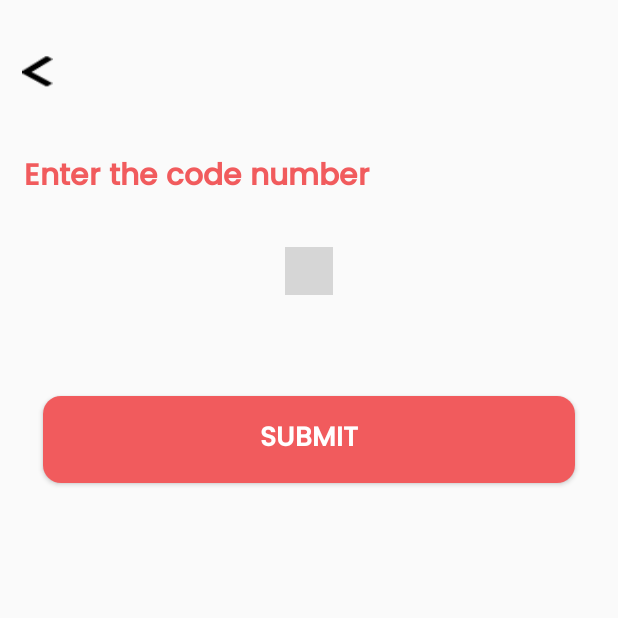
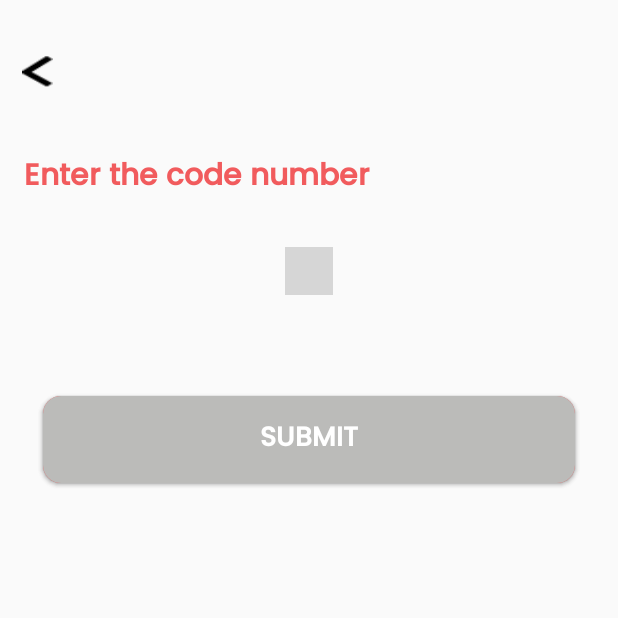
Before and after one commit to mahfuj-ahmed-jim/Khaben_Naki, an Android app: the PinCodeActivity screen opened directly, with no data from a screen before it, on a phone screen of 412 x 824 dp, the top half of it. Run offline under Robolectric (Android 15) with nearby library versions, the phone set to English and light mode, and no system bars; our stand-ins replace Firebase (no records; nobody signed in at launch, a user with empty details on screens opened directly); libraries missing offline, so code that uses them is left out: com.chaos.view; plain views replace PinView; 5 statements that could not run were skipped; grey boxes are pictures that could not be loaded.

Commit message:
Otp complete

```diff
--- a/Android/app/src/main/java/com/example/khabennaki/Design/PinCodeActivity.java
+++ b/Android/app/src/main/java/com/example/khabennaki/Design/PinCodeActivity.java
@@ -1,27 +1,44 @@
 package com.example.khabennaki.Design;
 
+import androidx.annotation.NonNull;
 import androidx.appcompat.app.AppCompatActivity;
 import androidx.appcompat.app.AppCompatDelegate;
 
 import android.content.Context;
+import android.content.Intent;
 import android.os.Build;
 import android.os.Bundle;
+import android.text.Editable;
+import android.text.TextWatcher;
 import android.view.View;
 import android.view.Window;
 import android.view.WindowManager;
 import android.view.inputmethod.InputMethodManager;
 import android.widget.Button;
+import android.widget.Toast;
 
 import com.chaos.view.PinView;
 import com.example.khabennaki.R;
+import com.google.android.gms.tasks.OnFailureListener;
+import com.google.android.gms.tasks.OnSuccessListener;
+import com.google.firebase.auth.AuthResult;
+import com.google.firebase.auth.FirebaseAuth;
+import com.google.firebase.auth.PhoneAuthCredential;
+import com.google.firebase.auth.PhoneAuthProvider;
 
 public class PinCodeActivity extends AppCompatActivity {
 
     // buttons
-    private Button back_button;
+    private Button back_button,submit_button,shade_button;
 
     //pin view
     private PinView pinView;
+
+    // firebase
+    private PhoneAuthProvider.ForceResendingToken forceResendingToken; // resend otp when fail
+    private FirebaseAuth firebaseAuth;
+    private String verifyCode; // will hold otp to verify
+    private String phoneNumber;
 
     @Override
     protected void onCreate(Bundle savedInstanceState) {
@@ -42,12 +59,25 @@ public class PinCodeActivity extends AppCompatActivity {
         }catch (Exception e){
         }
 
+        // get values from intent
+        verifyCode = getIntent().getExtras().getString("Verify Code");
+        phoneNumber = getIntent().getExtras().getString("Phone Number");
+
+        // get token for resend code
+        BuyerSignInActivity buyerSignInActivity = new BuyerSignInActivity();
+        forceResendingToken = buyerSignInActivity.getForceResendingToken();
+
         // for buttons
         back_button = findViewById(R.id.back_button_id);
+        submit_button = findViewById(R.id.submit_button_id);
+        shade_button = findViewById(R.id.shade_button_id);
         // pin view
         pinView = findViewById(R.id.pinview_id);
 
+        firebaseAuth = FirebaseAuth.getInstance(); // initialize firebase
+
         pinView.requestFocus(); // request for select pincode
+
         // for keyboard
         InputMethodManager imm = null;
         if (android.os.Build.VERSION.SDK_INT >= android.os.Build.VERSION_CODES.M) {
@@ -62,5 +92,57 @@ public class PinCodeActivity extends AppCompatActivity {
             }
         });
 
+        pinView.addTextChangedListener(new TextWatcher() {
+            @Override
+            public void beforeTextChanged(CharSequence s, int start, int count, int after) {
+
+            }
+
+            @Override
+            public void onTextChanged(CharSequence s, int start, int before, int count) {
+                if(s.toString().length()==6){
+                    shade_button.setVisibility(View.GONE); // hide shade button
+                }else{
+                    shade_button.setVisibility(View.VISIBLE); // show shade button
+                }
+            }
+
+            @Override
+            public void afterTextChanged(Editable s) {
+
+            }
+        });
+
+        submit_button.setOnClickListener(new View.OnClickListener() {
+            @Override
+            public void onClick(View v) {
+                verifyWithCode(verifyCode,pinView.getText().toString().trim());
+            }
+        });
+
     }
+
+    private void signInWithPhoneAuthCredential(PhoneAuthCredential credential){
+        // if the code works successfully
+        firebaseAuth.signInWithCredential(credential).addOnSuccessListener(new OnSuccessListener<AuthResult>() {
+            @Override
+            public void onSuccess(AuthResult authResult) {
+                startActivity(new Intent(getApplicationContext(),HomeActivity.class));
+                finish();
+            }
+        });
+        // if the code doesn't works
+        firebaseAuth.signInWithCredential(credential).addOnFailureListener(new OnFailureListener() {
+            @Override
+            public void onFailure(@NonNull Exception e) {
+                Toast.makeText(getApplicationContext(),"Fail try again",Toast.LENGTH_LONG).show();
+            }
+        });
+    }
+
+    private void verifyWithCode(String verifyCode, String code){
+        PhoneAuthCredential credential = PhoneAuthProvider.getCredential(verifyCode,code);
+        signInWithPhoneAuthCredential(credential);
+    }
+
 }
--- a/Android/app/src/main/res/layout/activity_pin_code.xml
+++ b/Android/app/src/main/res/layout/activity_pin_code.xml
@@ -152,7 +152,7 @@
     </com.chaos.view.PinView>
 
     <Button
-        android:id="@+id/continue_button_id"
+        android:id="@+id/submit_button_id"
         android:layout_width="0dp"
         android:layout_height="0dp"
         android:background="@drawable/main_button"
@@ -168,4 +168,21 @@
 
     </Button>
 
+    <Button
+        android:id="@+id/shade_button_id"
+        android:layout_width="0dp"
+        android:layout_height="0dp"
+        android:background="@drawable/sahde_button"
+        android:fontFamily="@font/poppins_medium"
+        android:text="Submit"
+        android:textColor="@color/white"
+        android:textSize="18dp"
+        android:textStyle="bold"
+        app:layout_constraintBottom_toTopOf="@+id/guideline4"
+        app:layout_constraintEnd_toStartOf="@+id/guideline6"
+        app:layout_constraintStart_toStartOf="@+id/guideline5"
+        app:layout_constraintTop_toTopOf="@+id/guideline3">
+
+    </Button>
+
 </androidx.constraintlayout.widget.ConstraintLayout>
```
Also changed, not shown: Android/app/src/main/java/com/example/khabennaki/Design/BuyerSignInActivity.java (+16 -7 lines).
